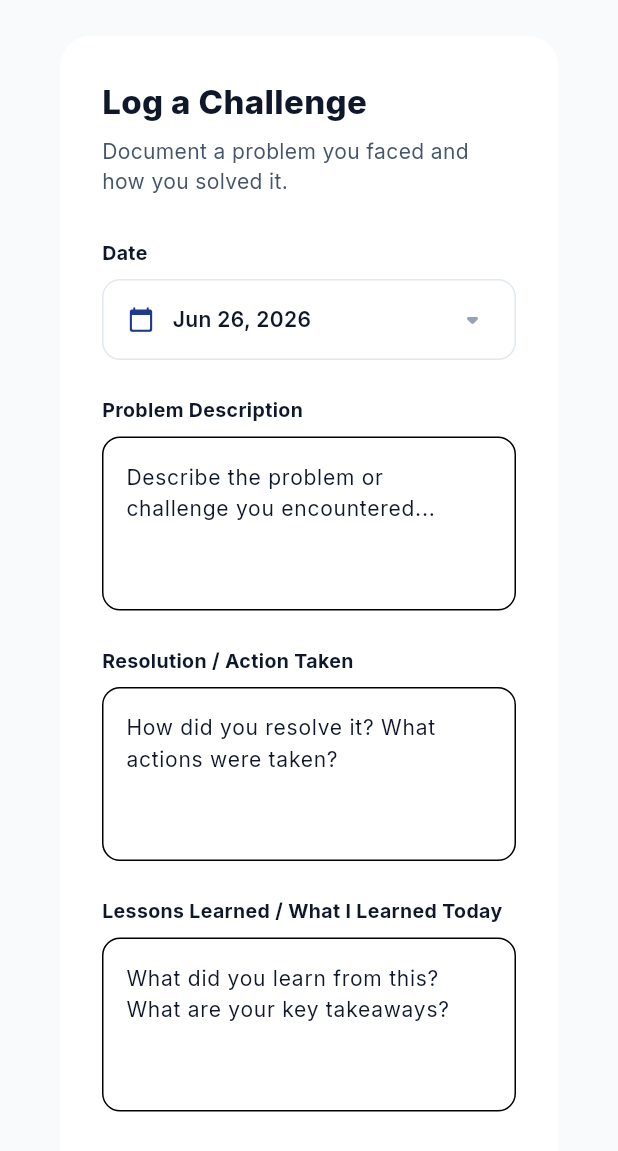
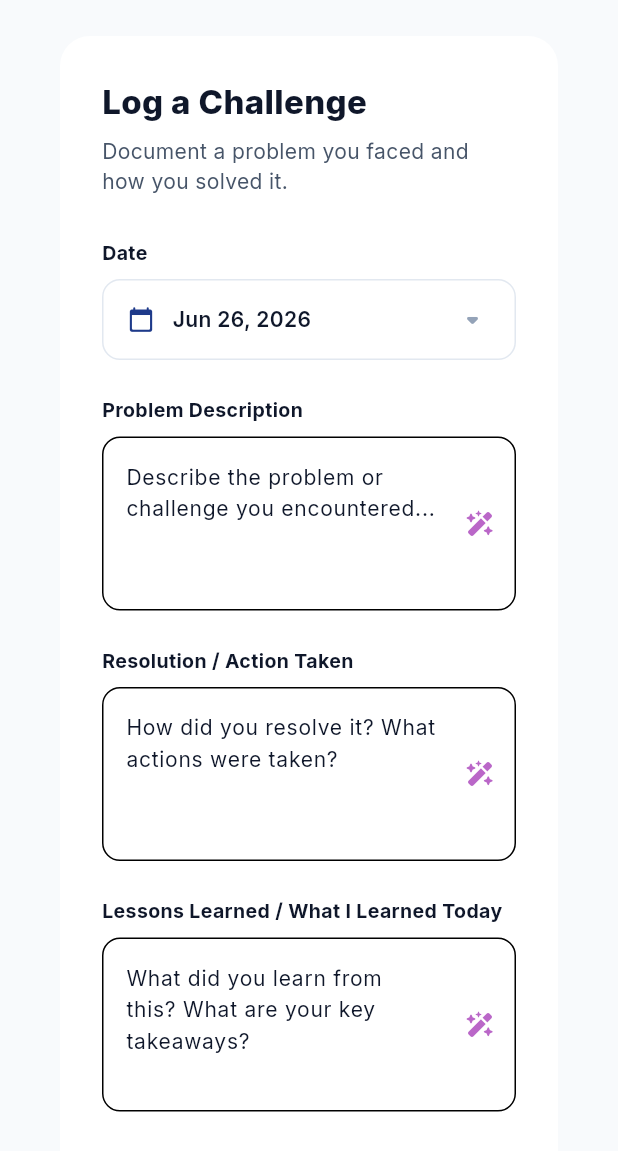
Before and after one commit to YSY114243/ProLog, a Flutter app: the _ChallengeFormDialog widget shown alone on an empty page, opened directly, on a phone screen of 412 x 824 dp. Shown: the top 1151 px of the screen. Run offline on Flutter 3.47's test engine with Material 3 defaults, Android fonts, the phone set to English and light mode, and no system bars; our stand-ins replace fl_chart, font_awesome_flutter, google_fonts, image_picker, pdf, printing and 3 more; missing offline and left inert: dart:html, dart:js_interop, dart:ui_web; accounts and stored records are empty; statements that could not run were skipped.

Commit message:
feat: Add AI wand to challenges, center student info on PDF, and standalone signature page

```diff
--- a/lib/screens/challenges_tab.dart
+++ b/lib/screens/challenges_tab.dart
@@ -6,6 +6,7 @@ import 'package:shared_preferences/shared_preferences.dart';
 import '../models/challenge.dart';
 import '../services/supabase_service.dart';
 import '../services/speech_service.dart';
+import '../services/ai_service.dart';
 
 /// Full-screen tab for viewing, adding, editing, and deleting challenges.
 class ChallengesTab extends StatefulWidget {
@@ -580,6 +581,46 @@ class _ChallengeFormDialogState extends State<_ChallengeFormDialog> {
     if (picked != null) setState(() => _date = picked);
   }
 
+  Future<void> _polishWithAi(TextEditingController ctrl) async {
+    if (!AiService.instance.isConfigured) {
+      if (mounted) {
+        ScaffoldMessenger.of(context).showSnackBar(
+          const SnackBar(content: Text('AI polishing is not configured yet.'), backgroundColor: Colors.red),
+        );
+      }
+      return;
+    }
+    if (ctrl.text.trim().isEmpty) return;
+
+    final original = ctrl.text;
+    if (mounted) {
+      ScaffoldMessenger.of(context).showSnackBar(
+        SnackBar(
+          content: const Text('Polishing text with AI...'),
+          backgroundColor: Theme.of(context).colorScheme.primary,
+        ),
+      );
+    }
+
+    final result = await AiService.instance.polishText(original);
+    if (result != null && mounted) {
+      ctrl.text = result;
+      ctrl.selection = TextSelection.fromPosition(
+        TextPosition(offset: ctrl.text.length),
+      );
+      ScaffoldMessenger.of(context).showSnackBar(
+        SnackBar(
+          content: const Text('Text polished ✓'),
+          backgroundColor: Theme.of(context).colorScheme.primary,
+        ),
+      );
+    } else if (mounted) {
+      ScaffoldMessenger.of(context).showSnackBar(
+        const SnackBar(content: Text('Connection failed. Original text saved.'), backgroundColor: Colors.red),
+      );
+    }
+  }
+
   void _submit() {
     if (!_formKey.currentState!.validate()) return;
 
@@ -689,8 +730,12 @@ class _ChallengeFormDialogState extends State<_ChallengeFormDialog> {
                     decoration: InputDecoration(
                       hintText: 'Describe the problem or challenge you encountered...',
                       border: OutlineInputBorder(borderRadius: BorderRadius.circular(12)),
-                      suffixIcon: _speechAvailable
-                          ? IconButton(
+                      suffixIcon: Column(
+                        mainAxisAlignment: MainAxisAlignment.center,
+                        mainAxisSize: MainAxisSize.min,
+                        children: [
+                          if (_speechAvailable)
+                            IconButton(
                               icon: Icon(
                                 _activeVoiceCtrl == _problemCtrl && SpeechService.instance.isListening
                                     ? Icons.mic_rounded
@@ -704,8 +749,16 @@ class _ChallengeFormDialogState extends State<_ChallengeFormDialog> {
                                   ? 'Stop listening'
                                   : 'Voice input',
                               onPressed: () => _toggleVoice(_problemCtrl),
-                            )
-                          : null,
+                            ),
+                          if (AiService.instance.isConfigured)
+                            IconButton(
+                              icon: const FaIcon(FontAwesomeIcons.wandMagicSparkles, size: 16),
+                              color: Colors.purple.withValues(alpha: 0.7),
+                              tooltip: 'Polish text with AI',
+                              onPressed: () => _polishWithAi(_problemCtrl),
+                            ),
+                        ],
+                      ),
                     ),
                     validator: (v) => (v == null || v.trim().isEmpty) ? 'Please describe the problem' : null,
                   ),
@@ -727,8 +780,12 @@ class _ChallengeFormDialogState extends State<_ChallengeFormDialog> {
                     decoration: InputDecoration(
                       hintText: 'How did you resolve it? What actions were taken?',
                       border: OutlineInputBorder(borderRadius: BorderRadius.circular(12)),
-                      suffixIcon: _speechAvailable
-                          ? IconButton(
+                      suffixIcon: Column(
+                        mainAxisAlignment: MainAxisAlignment.center,
+                        mainAxisSize: MainAxisSize.min,
+                        children: [
+                          if (_speechAvailable)
+                            IconButton(
                               icon: Icon(
                                 _activeVoiceCtrl == _resolutionCtrl && SpeechService.instance.isListening
                                     ? Icons.mic_rounded
@@ -742,8 +799,16 @@ class _ChallengeFormDialogState extends State<_ChallengeFormDialog> {
                                   ? 'Stop listening'
                                   : 'Voice input',
                               onPressed: () => _toggleVoice(_resolutionCtrl),
-                            )
-                          : null,
+                            ),
+                          if (AiService.instance.isConfigured)
+                            IconButton(
+                              icon: const FaIcon(FontAwesomeIcons.wandMagicSparkles, size: 16),
+                              color: Colors.purple.withValues(alpha: 0.7),
+                              tooltip: 'Polish text with AI',
+                              onPressed: () => _polishWithAi(_resolutionCtrl),
+                            ),
+                        ],
+                      ),
                     ),
                   ),
                   const SizedBox(height: 24),
@@ -764,8 +829,12 @@ class _ChallengeFormDialogState extends State<_ChallengeFormDialog> {
                     decoration: InputDecoration(
                       hintText: 'What did you learn from this? What are your key takeaways?',
                       border: OutlineInputBorder(borderRadius: BorderRadius.circular(12)),
-                      suffixIcon: _speechAvailable
-                          ? IconButton(
+                      suffixIcon: Column(
+                        mainAxisAlignment: MainAxisAlignment.center,
+                        mainAxisSize: MainAxisSize.min,
+                        children: [
+                          if (_speechAvailable)
+                            IconButton(
                               icon: Icon(
                                 _activeVoiceCtrl == _lessonsCtrl && SpeechService.instance.isListening
                                     ? Icons.mic_rounded
@@ -779,8 +848,16 @@ class _ChallengeFormDialogState extends State<_ChallengeFormDialog> {
                                   ? 'Stop listening'
                                   : 'Voice input',
                               onPressed: () => _toggleVoice(_lessonsCtrl),
-                            )
-                          : null,
+                            ),
+                          if (AiService.instance.isConfigured)
+                            IconButton(
+                              icon: const FaIcon(FontAwesomeIcons.wandMagicSparkles, size: 16),
+                              color: Colors.purple.withValues(alpha: 0.7),
+                              tooltip: 'Polish text with AI',
+                              onPressed: () => _polishWithAi(_lessonsCtrl),
+                            ),
+                        ],
+                      ),
                     ),
                     validator: (v) => (v == null || v.trim().isEmpty) ? 'Please add your lessons learned' : null,
                   ),
```
Also changed, not shown: lib/services/pdf_service.dart (+32 -3 lines).
